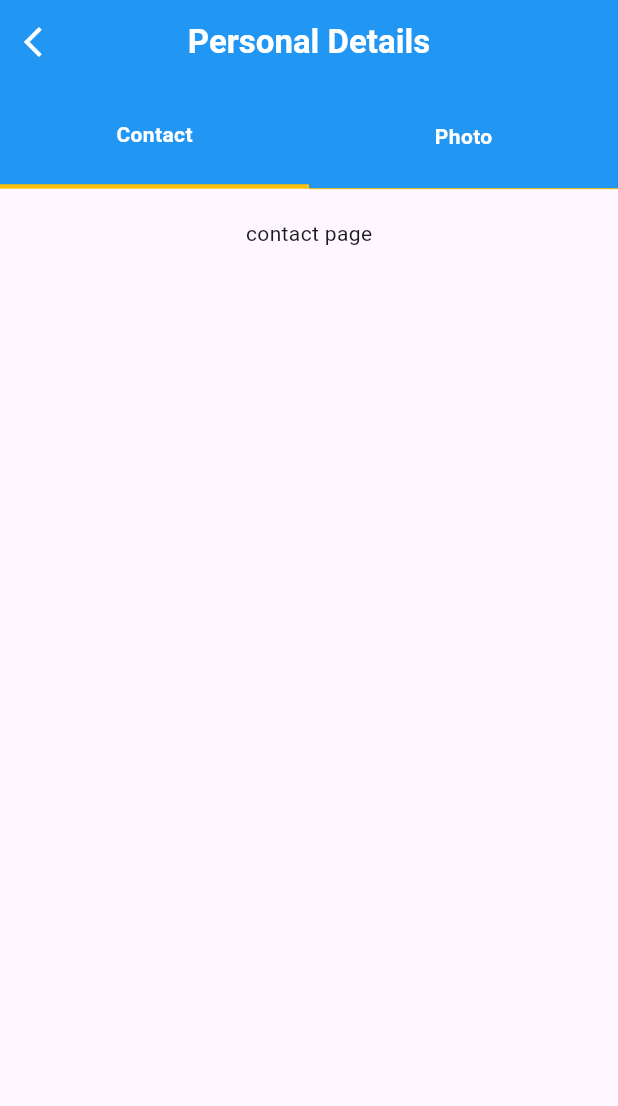
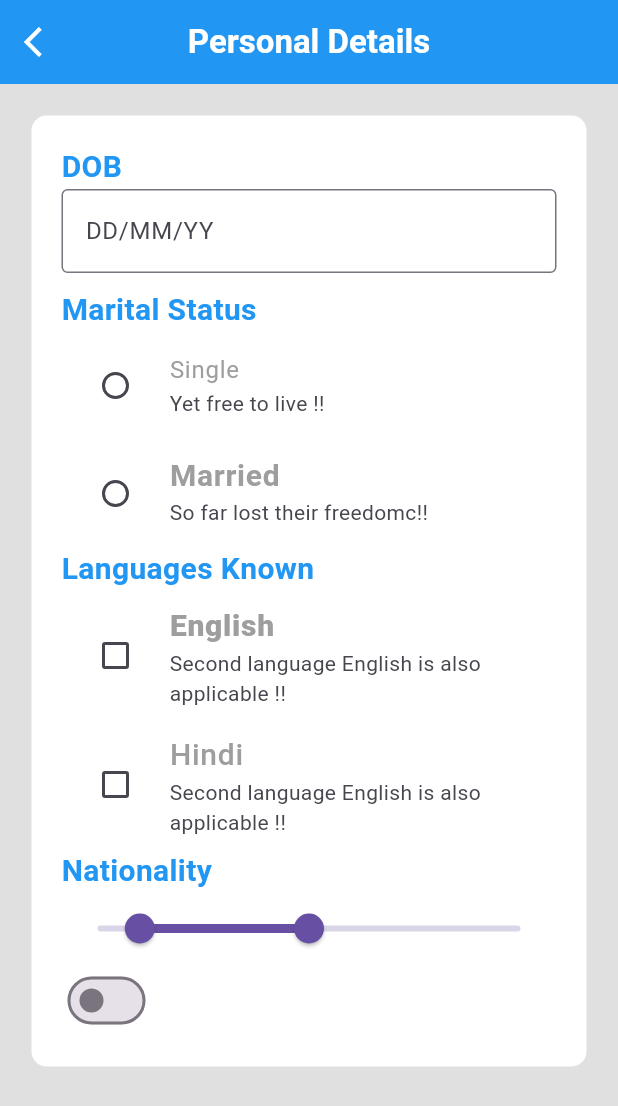
Before and after one commit to dhvanisilimkar/resume_app_ui, a Flutter app: the personaldetails screen opened directly, on a phone screen of 412 x 824 dp. Shown: the top 1106 px of the screen. Run offline on Flutter 3.47's test engine with Material 2 defaults, Android fonts, the phone set to English and light mode, and no system bars; our stand-ins replace image_picker; accounts and stored records are empty.

Commit message:
DV || 27-04-2023

```diff
--- a/lib/main.dart
+++ b/lib/main.dart
@@ -23,7 +23,8 @@ class Myapp extends StatelessWidget {
       routes: {
         MyRoutes.home: (context) => const Home_Page(),
         MyRoutes.Workspace: (context) => const Workspace(),
-        MyRoutes.buildOptions[0].route: (context) => contactinto(),
+        MyRoutes.buildOptions[0].route: (context) => const contactinto(),
+        MyRoutes.buildOptions[2].route: (context) => const personaldetails(),
       },
     );
   }
--- a/lib/utils/route_utils.dart
+++ b/lib/utils/route_utils.dart
@@ -16,6 +16,7 @@ class MyRoutes {
   static String home = '/';
   static String Workspace = 'Workspace';
   static String contact_into = 'contact_into';
+  static String personal_details = 'personal_details';
 
   static List<BuildOption> buildOptions = [
     BuildOption(
@@ -23,13 +24,14 @@ class MyRoutes {
         name: "Contact Into",
         route: "contact_icon"),
     BuildOption(
-        icon: iconPath + "briefcase.png",
-        name: "Carrier Objective",
-        route: "contact_icon"),
+      icon: iconPath + "briefcase.png",
+      name: "Carrier Objective",
+      route: "contact_icon",
+    ),
     BuildOption(
         icon: iconPath + "user.png",
         name: "Personal Details",
-        route: "contact_icon"),
+        route: "personal_details"),
     BuildOption(
         icon: iconPath + "mortarboard.png",
         name: "Eduction",
--- a/lib/views/screen/contact_into.dart
+++ b/lib/views/screen/contact_into.dart
@@ -102,7 +102,7 @@ class _personal_details extends State<contactinto> {
                       child: Container(
                         alignment: Alignment.center,
                         child: Text(
-                          "Phone",
+                          "Photo",
                           style: TextStyle(
                             color: Colors.white,
                             fontSize: 20,
--- a/lib/views/screen/personal_details.dart
+++ b/lib/views/screen/personal_details.dart
@@ -11,12 +11,18 @@ class personaldetails extends StatefulWidget {
 }
 
 class _personaldetailsState extends State<personaldetails> {
-  int index = 0;
+  String? maritalStatus;
+  bool isChecked = false;
+  bool ispic = false;
+
+  RangeValues range = RangeValues(10, 50);
+  bool switchVal = false;
 
   GlobalKey<FormState> formKey = GlobalKey<FormState>();
 
   @override
   Widget build(BuildContext context) {
+    Size s = MediaQuery.of(context).size;
     return Scaffold(
       appBar: AppBar(
         centerTitle: true,
@@ -33,76 +39,155 @@ class _personaldetailsState extends State<personaldetails> {
           color: Colors.white,
         ),
       ),
-      body: Column(
+      backgroundColor: Colors.grey.shade300,
+      body: Padding(
+        padding: EdgeInsets.all(21),
+        child: Container(
+          width: s.width,
+          decoration: BoxDecoration(
+            color: Colors.white,
+            borderRadius: BorderRadius.circular(10),
+          ),
+          padding: EdgeInsets.all(20),
+          child: Column(
+            mainAxisSize: MainAxisSize.min,
+            crossAxisAlignment: CrossAxisAlignment.start,
             children: [
-          Expanded(
-            child: Row(
-              children: [
-                Expanded(
-                  child: GestureDetector(
-                    onTap: () {
+              Text(
+                "DOB",
+                style: TextStyle(
+                    color: Colors.blue,
+                    fontSize: 20,
+                    fontWeight: FontWeight.w700),
+              ),
+              TextField(
+                decoration: InputDecoration(
+                  border: OutlineInputBorder(),
+                  hintText: "DD/MM/YY",
+                ),
+              ),
+              SizedBox(
+                height: 10,
+              ),
+              Text(
+                "Marital Status",
+                style: TextStyle(
+                    color: Colors.blue,
+                    fontSize: 20,
+                    fontWeight: FontWeight.w700),
+              ),
+              RadioListTile(
+                value: "Single",
+                title: const Text(
+                  "Single",
+                  style: TextStyle(
+                    color: Colors.grey,
+                  ),
+                ),
+                subtitle: const Text("Yet free to live !!"),
+                tileColor: Colors.blue,
+                groupValue: maritalStatus,
+                onChanged: (val) {
                   setState(() {
-                        index = 0;
+                    maritalStatus = val;
                   });
                 },
-                    child: Container(
-                      alignment: Alignment.center,
-                      child: Text(
-                        "Contact",
-                        style: appBarTitleStyle,
               ),
-                      decoration: BoxDecoration(
-                          border: Border(
-                            bottom: BorderSide(
-                                width: index == 0 ? 3 : 0, color: Colors.amber),
-                          ),
-                          color: Colors.blue),
+              RadioListTile(
+                value: "Married",
+                title: const Text(
+                  "Married",
+                  style: TextStyle(
+                    fontWeight: FontWeight.bold,
+                    fontSize: 20,
+                    color: Colors.grey,
                   ),
                 ),
-                ),
-                Expanded(
-                  child: GestureDetector(
-                    onTap: () {
+                subtitle: const Text("So far lost their freedomc!!"),
+                tileColor: Colors.blue,
+                groupValue: maritalStatus,
+                onChanged: (val) {
                   setState(() {
-                        index = 1;
+                    maritalStatus = val;
                   });
                 },
-                    child: Container(
-                      alignment: Alignment.center,
-                      child: Text(
-                        "Photo",
-                        style: appBarTitleStyle,
               ),
-                      decoration: BoxDecoration(
-                        border: Border(
-                          bottom: BorderSide(
-                            width: index == 1 ? 3 : 0,
-                            color: Colors.amber,
+              Text(
+                "Languages Known",
+                style: TextStyle(
+                    color: Colors.blue,
+                    fontSize: 20,
+                    fontWeight: FontWeight.w700),
+              ),
+              CheckboxListTile(
+                value: isChecked,
+                controlAffinity: ListTileControlAffinity.leading,
+                title: const Text(
+                  "English",
+                  style: TextStyle(
+                    color: Colors.grey,
+                    fontSize: 20,
+                    fontWeight: FontWeight.w900,
                   ),
                 ),
-                        color: Colors.blue,
+                subtitle:
+                    const Text("Second language English is also applicable !!"),
+                onChanged: (val) {
+                  setState(() {
+                    isChecked = val!;
+                  });
+                },
+              ),
+              CheckboxListTile(
+                value: isChecked,
+                controlAffinity: ListTileControlAffinity.leading,
+                title: const Text(
+                  "Hindi",
+                  style: TextStyle(
+                    fontWeight: FontWeight.w500,
+                    fontSize: 20,
+                    color: Colors.grey,
                   ),
                 ),
+                subtitle:
+                    const Text("Second language English is also applicable !!"),
+                onChanged: (val) {
+                  setState(() {
+                    ispic = val!;
+                  });
+                },
               ),
-                )
-              ],
+              Text(
+                "Nationality",
+                style: TextStyle(
+                    color: Colors.blue,
+                    fontSize: 20,
+                    fontWeight: FontWeight.w700),
               ),
+              RangeSlider(
+                  min: 0,
+                  max: 100,
+                  values: range,
+                  labels: RangeLabels(
+                    range.start.toInt().toString(),
+                    range.end.toInt().toString(),
                   ),
-          Expanded(
-            flex: 10,
-            child: Padding(
-              padding: EdgeInsets.all(20),
-              child: IndexedStack(
-                index: index,
-                children: [
-                  Text("contact page"),
-                  Text("Photo"),
+                  onChanged: (val) {
+                    setState(() {
+                      range = val;
+                    });
+                  }),
+              Switch(
+                  value: switchVal,
+                  onChanged: (val) {
+                    setState(() {
+                      switchVal = val;
+                    });
+                  })
             ],
           ),
         ),
       ),
-        ],
-      ),
     );
   }
 }
```
Lines whose indentation alone changed are shown as unchanged.
